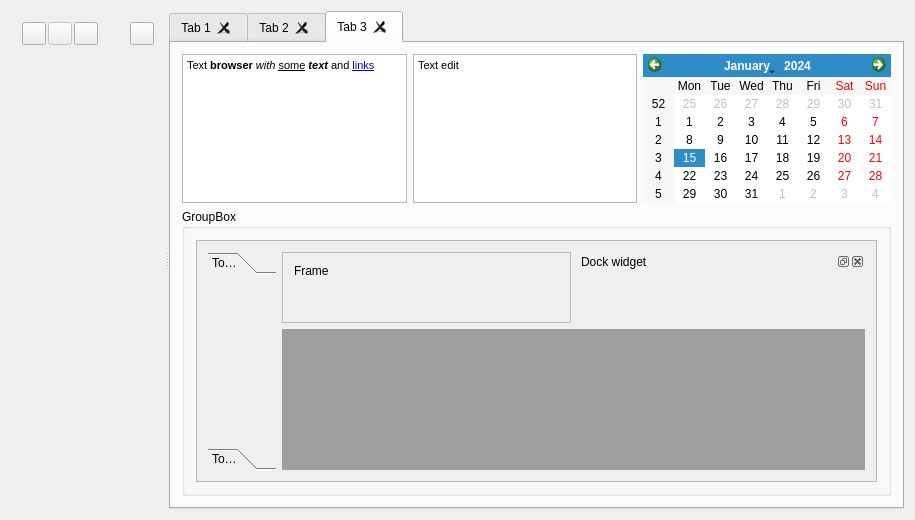
Qt form qsseditor.ui (HappySeaFox/qsseditor) before a commit.
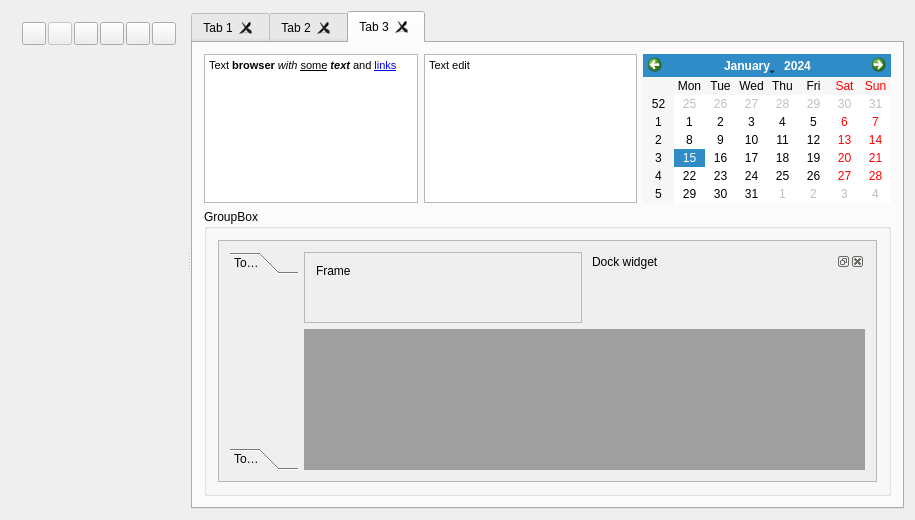
The same form after that commit. The open tabs and pages were chosen to show the change. Icons and pictures are not drawn. Custom widgets are drawn as their Qt base class.

Commit message: Undo/Redo

Diff of the .ui file:
```diff
--- a/qsseditor.ui
+++ b/qsseditor.ui
@@ -66,12 +66,47 @@
            </property>
            <property name="sizeHint" stdset="0">
             <size>
-             <width>43</width>
+             <width>0</width>
              <height>17</height>
             </size>
            </property>
           </spacer>
          </item>
+         <item>
+          <widget class="QToolButton" name="toolUndo">
+           <property name="toolTip">
+            <string>Undo</string>
+           </property>
+           <property name="icon">
+            <iconset resource="qsseditor.qrc">
+             <normaloff>:/images/undo.png</normaloff>:/images/undo.png</iconset>
+           </property>
+          </widget>
+         </item>
+         <item>
+          <widget class="QToolButton" name="toolRedo">
+           <property name="toolTip">
+            <string>Redo</string>
+           </property>
+           <property name="icon">
+            <iconset resource="qsseditor.qrc">
+             <normaloff>:/images/redo.png</normaloff>:/images/redo.png</iconset>
+           </property>
+          </widget>
+         </item>
+         <item>
+          <spacer name="horizontalSpacer_3">
+           <property name="orientation">
+            <enum>Qt::Horizontal</enum>
+           </property>
+           <property name="sizeHint" stdset="0">
+            <size>
+             <width>0</width>
+             <height>20</height>
+            </size>
+           </property>
+          </spacer>
+         </item>
          <item>
           <widget class="QToolButton" name="toolOptions">
            <property name="toolTip">
@@ -748,8 +783,8 @@
                   <rect>
                    <x>0</x>
                    <y>0</y>
-                   <width>702</width>
-                   <height>259</height>
+                   <width>253</width>
+                   <height>141</height>
                   </rect>
                  </property>
                  <layout class="QGridLayout" name="gridLayout_9">
@@ -802,7 +837,7 @@
                        <x>0</x>
                        <y>0</y>
                        <width>69</width>
-                       <height>187</height>
+                       <height>69</height>
                       </rect>
                      </property>
                      <attribute name="label">
```
Left out of the diff: 34 changed lines with no effect on the pictures. The commit also changes 1 other file.
